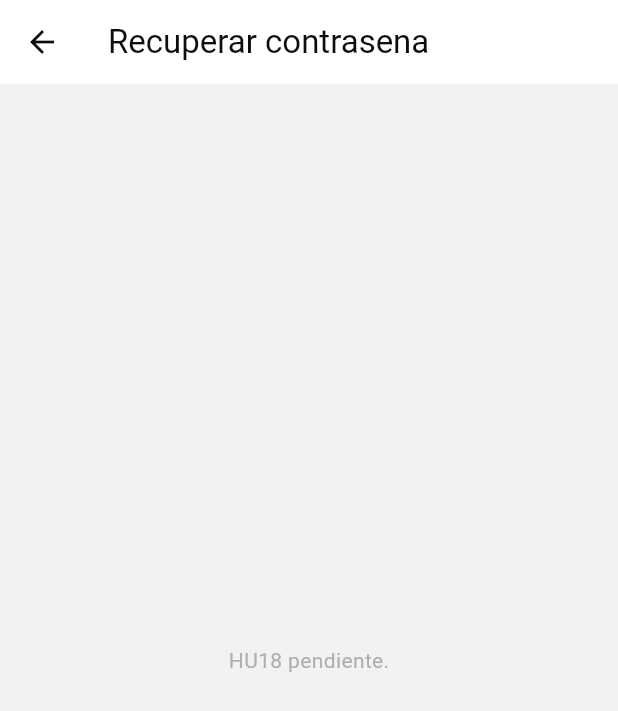
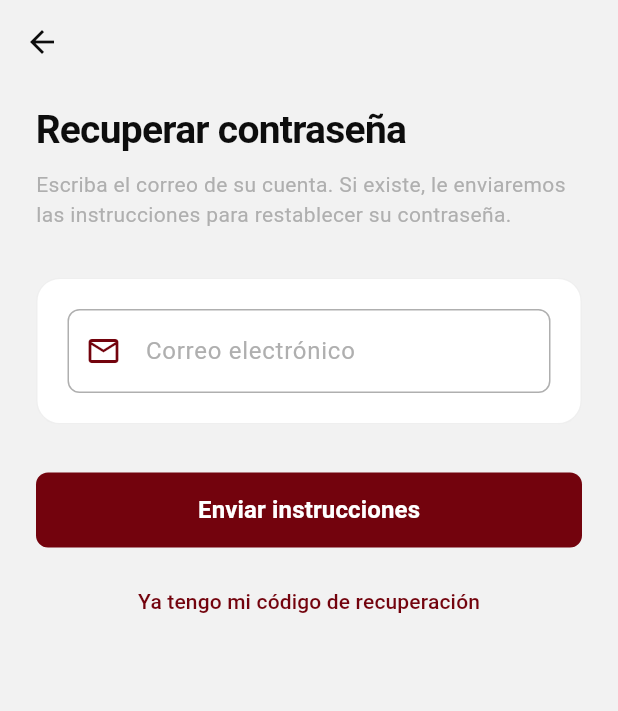
Before and after one commit to JJgithubUT/NovaERP-mobile, a Flutter app: the ForgotPasswordScreen screen opened by its route, on a phone screen of 412 x 824 dp. Shown: the top 711 px of the screen. Run offline on Flutter 3.47's test engine with Material 3 defaults, Android fonts, the phone set to English and light mode, and no system bars; our stand-ins replace dio, flutter_secure_storage; accounts and stored records are empty.

Commit message:
Recuperar y restablecer contraseña

```diff
--- a/lib/screens/recovery/forgot_password_screen.dart
+++ b/lib/screens/recovery/forgot_password_screen.dart
@@ -1,26 +1,188 @@
 import 'package:flutter/material.dart';
 
 import '../../core/config/app_colors.dart';
+import '../../core/network/api_exception.dart';
+import '../../core/widgets/custom_button.dart';
+import '../../core/widgets/custom_textfield.dart';
+import '../../services/auth_service.dart';
+import '../login/login_screen.dart' show BannerErrorAuth;
+import 'reset_password_screen.dart';
 
-/// HU18 - Recuperacion y restablecimiento de contrasena.
+/// HU18 - Paso 1: solicitar el correo de recuperacion.
 ///
-/// PENDIENTE (HU18). Se abre desde "Olvido su contrasena" en LoginScreen (ruta
-/// `AppRoutes.recuperarPassword`, ya registrada). Usa `AuthService.
-/// recuperarPassword` y `AuthService.restablecerPassword`. Esta pantalla es
-/// publica: no hay sesion, asi que no depende de AuthProvider.
-///
-/// Las pantallas adicionales de la HU (p. ej. captura del token y la nueva
-/// contrasena) se crean en esta misma carpeta y se abren con Navigator.push
-/// desde aqui, sin tocar AppRoutes.
-class ForgotPasswordScreen extends StatelessWidget {
+/// Es una pantalla publica (no hay sesion). El backend responde lo mismo exista
+/// o no la cuenta, asi que el mensaje de exito tambien es siempre el mismo: no
+/// se debe revelar que correos estan dados de alta.
+class ForgotPasswordScreen extends StatefulWidget {
   const ForgotPasswordScreen({super.key});
+
+  @override
+  State<ForgotPasswordScreen> createState() => _ForgotPasswordScreenState();
+}
+
+class _ForgotPasswordScreenState extends State<ForgotPasswordScreen> {
+  final _formKey = GlobalKey<FormState>();
+  final _correoController = TextEditingController();
+  final _authService = AuthService();
+
+  bool _cargando = false;
+  bool _enviado = false;
+  String? _error;
+
+  @override
+  void dispose() {
+    _correoController.dispose();
+    super.dispose();
+  }
+
+  Future<void> _enviar() async {
+    if (!(_formKey.currentState?.validate() ?? false)) return;
+    FocusScope.of(context).unfocus();
+
+    setState(() {
+      _cargando = true;
+      _error = null;
+    });
+    try {
+      await _authService.recuperarPassword(_correoController.text.trim());
+      if (!mounted) return;
+      setState(() {
+        _cargando = false;
+        _enviado = true;
+      });
+    } on ApiException catch (e) {
+      if (!mounted) return;
+      setState(() {
+        _cargando = false;
+        _error = e.mensaje;
+      });
+    }
+  }
+
+  void _irARestablecer() {
+    Navigator.of(context).push(
+      MaterialPageRoute(builder: (_) => const ResetPasswordScreen()),
+    );
+  }
 
   @override
   Widget build(BuildContext context) {
     return Scaffold(
       backgroundColor: AppColors.background,
-      appBar: AppBar(title: const Text('Recuperar contrasena')),
-      body: const Center(child: Text('HU18 pendiente.')),
+      appBar: AppBar(
+        backgroundColor: AppColors.background,
+        elevation: 0,
+        iconTheme: const IconThemeData(color: AppColors.black),
+      ),
+      body: SafeArea(
+        child: SingleChildScrollView(
+          padding: const EdgeInsets.symmetric(horizontal: 24, vertical: 12),
+          child: Form(
+            key: _formKey,
+            child: Column(
+              crossAxisAlignment: CrossAxisAlignment.start,
+              children: [
+                const Text(
+                  'Recuperar contraseña',
+                  style: TextStyle(
+                    fontSize: 26,
+                    fontWeight: FontWeight.bold,
+                    color: AppColors.black,
+                    letterSpacing: -0.5,
+                  ),
+                ),
+                const SizedBox(height: 8),
+                const Text(
+                  'Escriba el correo de su cuenta. Si existe, le enviaremos '
+                  'las instrucciones para restablecer su contraseña.',
+                  style: TextStyle(
+                    fontSize: 14,
+                    color: AppColors.grey,
+                    height: 1.4,
+                  ),
+                ),
+                const SizedBox(height: 32),
+                Container(
+                  padding: const EdgeInsets.all(20),
+                  decoration: BoxDecoration(
+                    color: AppColors.white,
+                    borderRadius: BorderRadius.circular(16),
+                    border: Border.all(
+                      color: AppColors.grey.withValues(alpha: 0.2),
+                    ),
+                  ),
+                  child: CustomTextField(
+                    labelText: 'Correo electrónico',
+                    controller: _correoController,
+                    keyboardType: TextInputType.emailAddress,
+                    prefixIcon: Icons.email_outlined,
+                    enabled: !_cargando,
+                    textInputAction: TextInputAction.done,
+                    onSubmitted: (_) => _enviar(),
+                    validator: (v) {
+                      final valor = v?.trim() ?? '';
+                      if (valor.isEmpty) return 'Ingrese su correo';
+                      if (!valor.contains('@')) return 'Correo no válido';
+                      return null;
+                    },
+                  ),
+                ),
+                if (_error != null) ...[
+                  const SizedBox(height: 20),
+                  BannerErrorAuth(mensaje: _error!),
+                ],
+                if (_enviado) ...[
+                  const SizedBox(height: 20),
+                  const _AvisoEnviado(),
+                ],
+                const SizedBox(height: 32),
+                CustomButton(
+                  text: _enviado ? 'Reenviar correo' : 'Enviar instrucciones',
+                  isLoading: _cargando,
+                  onPressed: _enviar,
+                ),
+                const SizedBox(height: 12),
+                Center(
+                  child: TextButton(
+                    onPressed: _irARestablecer,
+                    child: const Text('Ya tengo mi código de recuperación'),
+                  ),
+                ),
+              ],
+            ),
+          ),
+        ),
+      ),
     );
   }
 }
+
+class _AvisoEnviado extends StatelessWidget {
+  const _AvisoEnviado();
+
+  @override
+  Widget build(BuildContext context) {
+    return Container(
+      padding: const EdgeInsets.symmetric(horizontal: 14, vertical: 12),
+      decoration: BoxDecoration(
+        color: AppColors.success.withValues(alpha: 0.08),
+        borderRadius: BorderRadius.circular(12),
+        border: Border.all(color: AppColors.success.withValues(alpha: 0.3)),
+      ),
+      child: const Row(
+        crossAxisAlignment: CrossAxisAlignment.start,
+        children: [
+          Icon(Icons.mark_email_read_outlined, size: 18, color: AppColors.success),
+          SizedBox(width: 10),
+          Expanded(
+            child: Text(
+              'Si el correo existe en el sistema, recibirá instrucciones. '
+              'El enlace es de un solo uso y vence en 1 hora.',
+              style: TextStyle(fontSize: 13, color: AppColors.black),
+            ),
+          ),
+        ],
+      ),
+    );
+  }
+}
```
Also changed, not shown: analysis_options.yaml (+9 -0 lines), lib/screens/recovery/reset_password_screen.dart (added, +175 -0 lines), lib/services/auth_service.dart (+26 -53 lines), pubspec.lock, 1 other file.
